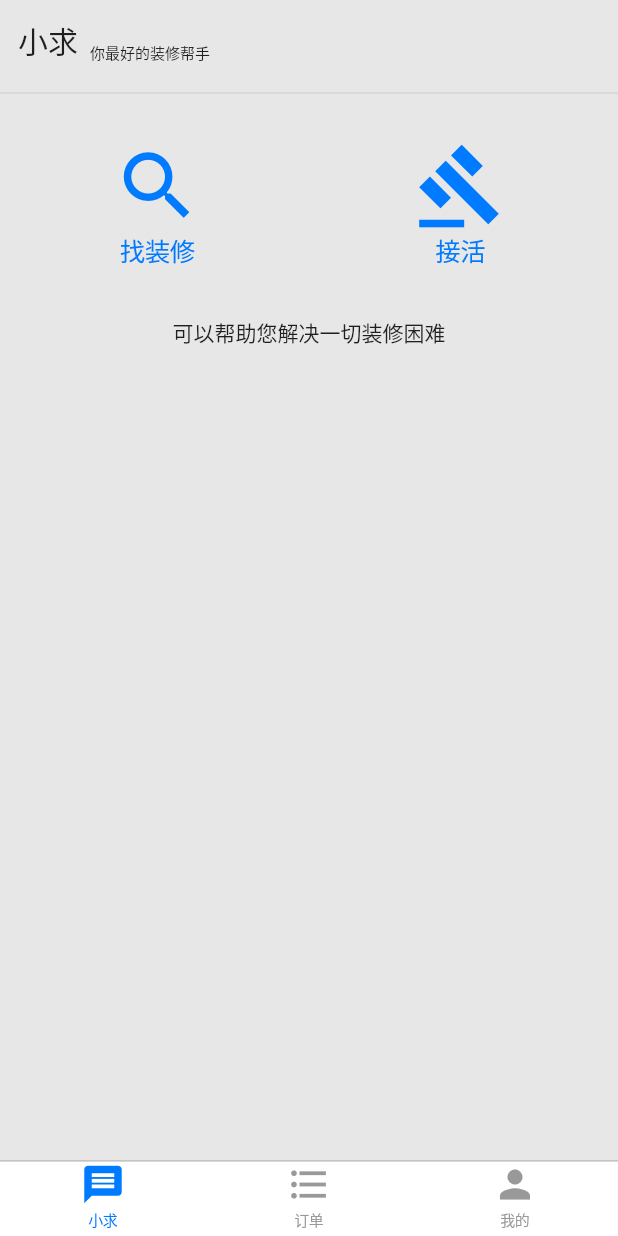
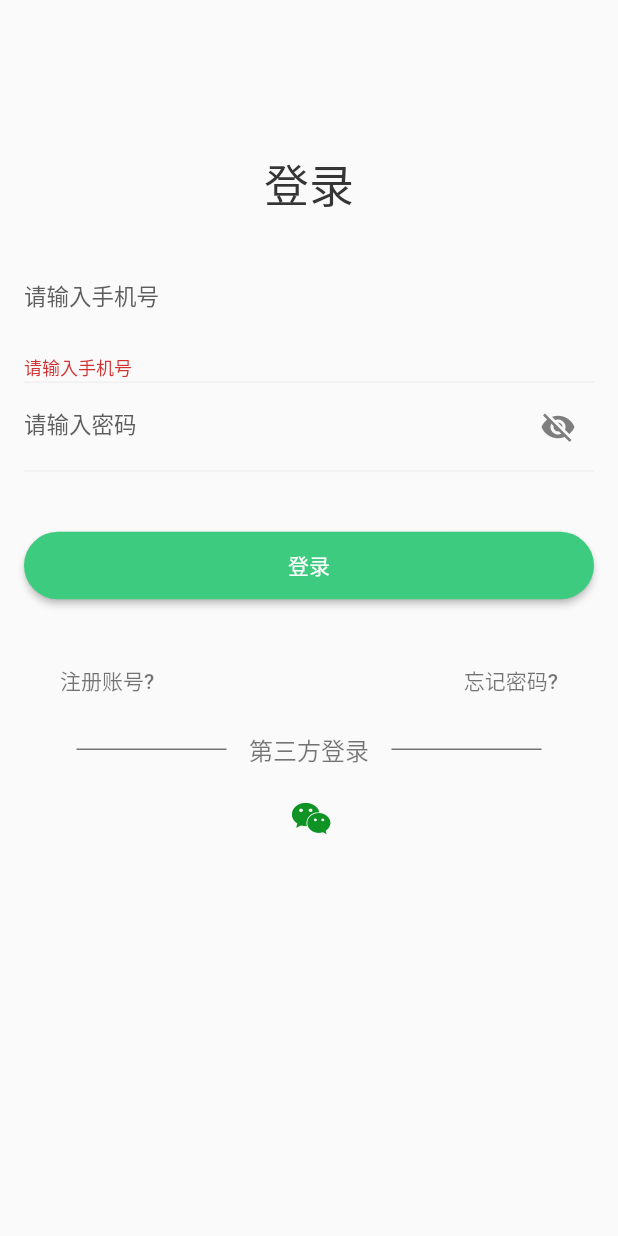
Before and after one commit to kurosann/fixtures-app, a Flutter app: the screen it shows after launch, on a phone screen of 412 x 824 dp. Run offline on Flutter 3.47's test engine with Material 2 defaults, Android fonts, the phone set to English and light mode, and no system bars; our stand-ins replace flutter_rating_bar, font_awesome_flutter.

Commit message:
登录页面

```diff
--- a/lib/main.dart
+++ b/lib/main.dart
@@ -1,5 +1,6 @@
 import 'package:fixtures/routes.dart';
 import 'package:fixtures/view/home/home.dart';
+import 'package:fixtures/view/login/login.dart';
 import 'package:flutter/cupertino.dart';
 import 'package:flutter/material.dart';
 
@@ -16,7 +17,7 @@ class MyApp extends StatelessWidget {
       theme: CupertinoThemeData(
         barBackgroundColor: Colors.white,
       ),
-      home: HomePage(),
+      home: Login(),
     );
   }
 }
--- a/lib/routes.dart
+++ b/lib/routes.dart
@@ -1,6 +1,7 @@
 import 'package:fixtures/view/findFixture/findFixture.dart';
 import 'package:fixtures/view/findFixture/publish.dart';
 import 'package:fixtures/view/home/home.dart';
+import 'package:fixtures/view/login/login.dart';
 import 'package:fixtures/view/setting/setting.dart';
 import 'package:flutter/cupertino.dart';
 
--- /dev/null
+++ b/lib/view/login/login.dart
@@ -0,0 +1,221 @@
+import 'package:flutter/gestures.dart';
+import 'package:flutter/material.dart';
+import 'package:font_awesome_flutter/font_awesome_flutter.dart';
+
+class Login extends StatefulWidget {
+  @override
+  _Login createState() => new _Login();
+}
+
+class _Login extends State<Login> {
+  //获取Key用来获取Form表单组件
+  GlobalKey<FormState> loginKey = new GlobalKey<FormState>();
+  String userName;
+  String password;
+  bool isShowPassWord = false;
+  final TextStyle _blackStyle = const TextStyle(
+    fontSize: 14,
+    textBaseline: TextBaseline.alphabetic,
+    color: Color(0xFF333333),
+  );
+
+  void login() {
+    //读取当前的Form状态
+    var loginForm = loginKey.currentState;
+    //验证Form表单
+    if (loginForm.validate()) {
+      loginForm.save();
+      print('userName: ' + userName + ' password: ' + password);
+    }
+  }
+
+  void showPassWord() {
+    setState(() {
+      isShowPassWord = !isShowPassWord;
+    });
+  }
+
+  @override
+  Widget build(BuildContext context) {
+    return new MaterialApp(
+      title: 'Form表单示例',
+      home: new Scaffold(
+        body: new Column(
+          children: <Widget>[
+            new Container(
+                padding: EdgeInsets.only(top: 100.0, bottom: 10.0),
+                child: new Text(
+                  '登录',
+                  style: TextStyle(
+                      color: Color.fromARGB(255, 53, 53, 53), fontSize: 30.0),
+                )),
+            new Container(
+              padding: const EdgeInsets.all(16.0),
+              child: new Form(
+                key: loginKey,
+                autovalidate: true,
+                child: new Column(
+                  children: <Widget>[
+                    new Container(
+                      decoration: new BoxDecoration(
+                          border: new Border(
+                              bottom: BorderSide(
+                                  color: Color.fromARGB(255, 240, 240, 240),
+                                  width: 1.0))),
+                      child: new TextFormField(
+                        decoration: new InputDecoration(
+                          labelText: '请输入手机号',
+                          labelStyle: new TextStyle(
+                              fontSize: 15.0,
+                              color: Color.fromARGB(255, 93, 93, 93)),
+                          border: InputBorder.none,
+                          // suffixIcon: new IconButton(
+                          //   icon: new Icon(
+                          //     Icons.close,
+                          //     color: Color.fromARGB(255, 126, 126, 126),
+                          //   ),
+                          //   onPressed: () {
+
+                          //   },
+                          // ),
+                        ),
+                        keyboardType: TextInputType.phone,
+                        onSaved: (value) {
+                          userName = value;
+                        },
+                        validator: (phone) {
+                          if (phone.length == 0) {
+                            return '请输入手机号';
+                          }
+                        },
+                        onFieldSubmitted: (value) {},
+                      ),
+                    ),
+                    new Container(
+                      decoration: new BoxDecoration(
+                          border: new Border(
+                              bottom: BorderSide(
+                                  color: Color.fromARGB(255, 240, 240, 240),
+                                  width: 1.0))),
+                      child: new TextFormField(
+                        decoration: new InputDecoration(
+                            labelText: '请输入密码',
+                            labelStyle: new TextStyle(
+                                fontSize: 15.0,
+                                color: Color.fromARGB(255, 93, 93, 93)),
+                            border: InputBorder.none,
+                            suffixIcon: new IconButton(
+                              icon: new Icon(
+                                isShowPassWord
+                                    ? Icons.visibility
+                                    : Icons.visibility_off,
+                                color: Color.fromARGB(255, 126, 126, 126),
+                              ),
+                              onPressed: showPassWord,
+                            )),
+                        obscureText: !isShowPassWord,
+                        onSaved: (value) {
+                          password = value;
+                        },
+                      ),
+                    ),
+                    new Container(
+                      height: 45.0,
+                      margin: EdgeInsets.only(top: 40.0),
+                      child: new SizedBox.expand(
+                        child: new RaisedButton(
+                          onPressed: login,
+                          color: Color.fromARGB(255, 61, 203, 128),
+                          child: new Text(
+                            '登录',
+                            style: TextStyle(
+                                fontSize: 14.0,
+                                color: Color.fromARGB(255, 255, 255, 255)),
+                          ),
+                          shape: new RoundedRectangleBorder(
+                              borderRadius: new BorderRadius.circular(45.0)),
+                        ),
+                      ),
+                    ),
+
+                    new Container(
+                      margin: EdgeInsets.only(top: 30.0),
+                      padding: EdgeInsets.only(left: 8.0, right: 8.0),
+                      child: new Row(
+                        mainAxisAlignment: MainAxisAlignment.spaceBetween,
+                        children: <Widget>[
+                          new Container(
+                            child: FlatButton(
+                              child: Text(
+                                '注册账号?',
+                                style: TextStyle(color: Colors.black54),
+                              ),
+                              onPressed: () {},
+                            ),
+                          ),
+                          FlatButton(
+                            child: Text(
+                              '忘记密码?',
+                              style: TextStyle(color: Colors.black54),
+                            ),
+                            onPressed: () {},
+                          ),
+                        ],
+                      ),
+                    ),
+                    Padding(padding: EdgeInsets.only(top: 10),
+                      child: new Row(
+//                          mainAxisSize: MainAxisSize.max,
+                        mainAxisAlignment: MainAxisAlignment.center,
+                        children: <Widget>[
+                          new Container(height: 1,
+                            width: 100,
+                            decoration: BoxDecoration(
+                                gradient: new LinearGradient(
+                                    colors: [ Colors.black54,
+                                      Colors.black54,
+                                    ])
+                            ),
+                          ),
+                          new Padding(
+                            padding: EdgeInsets.only(left: 15, right: 15),
+                            child: new Text("第三方登录", style: new TextStyle(
+                                fontSize: 16, color: Colors.black54),),),
+                          new Container(height: 1,
+                            width: 100,
+                            decoration: BoxDecoration(
+                                gradient: new LinearGradient(
+                                    colors: [ Colors.black54,
+                                      Colors.black54,
+                                    ])
+                            ),
+                          ),
+                        ],
+                      ),),
+                    Container(
+                      alignment: Alignment.center,
+                      child: Row(
+                        mainAxisSize: MainAxisSize.min,
+                        children: <Widget>[
+                          new Container(
+                            padding: EdgeInsets.all(10),
+                            child: new IconButton(
+                                icon: Icon(
+                                  FontAwesomeIcons.weixin,
+                                  color: Color(0xff0e9324),
+                                ),
+                                onPressed: null),
+                          ),
+                        ],
+                      ),
+                    )
+                  ],
+                ),
+              ),
+            )
+          ],
+        ),
+      ),
+    );
+  }
+}
```
Also changed, not shown: pubspec.yaml (+8 -3 lines), assets/img.png (added), assets/login.png (added), pubspec.lock.
